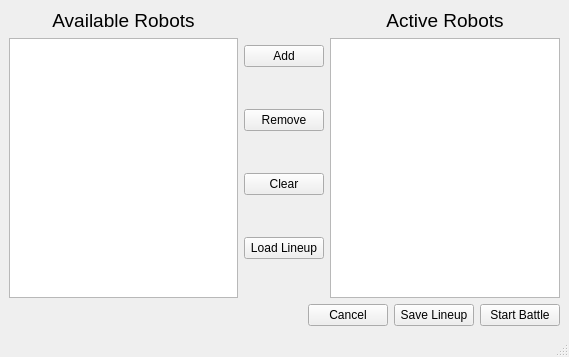
tvoli/pybotwar, file data/ui/combatants.ui: the form before one commit.
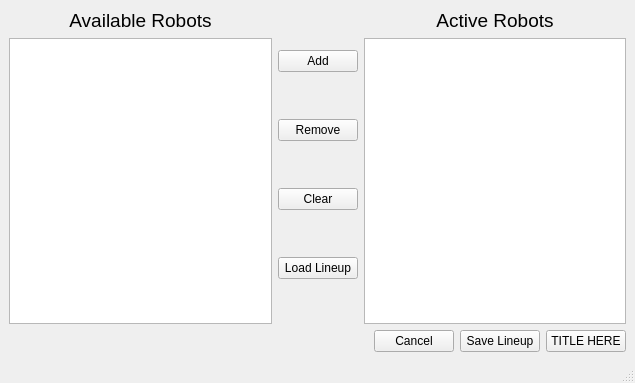
The form after the commit.

Commit message: initial ui for tournaments in qt

```diff
--- a/data/ui/combatants.ui
+++ b/data/ui/combatants.ui
@@ -6,8 +6,8 @@
    <rect>
     <x>0</x>
     <y>0</y>
-    <width>569</width>
-    <height>357</height>
+    <width>635</width>
+    <height>383</height>
    </rect>
   </property>
   <property name="windowTitle">
@@ -135,7 +135,7 @@
       <item>
        <widget class="QPushButton" name="startbutton">
         <property name="text">
-         <string>Start Battle</string>
+         <string>TITLE HERE</string>
         </property>
        </widget>
       </item>
```
Left out of the diff: 17 changed lines with no effect on the pictures. The commit also changes 3 other files.
